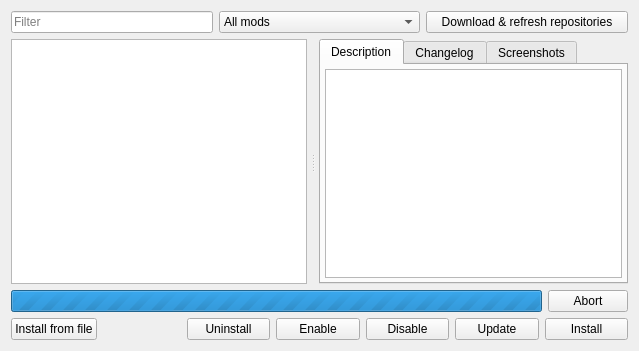
Above: launcher/modManager/cmodlistview_moc.ui from vcmi/vcmi before the change. Below: the same form after it.
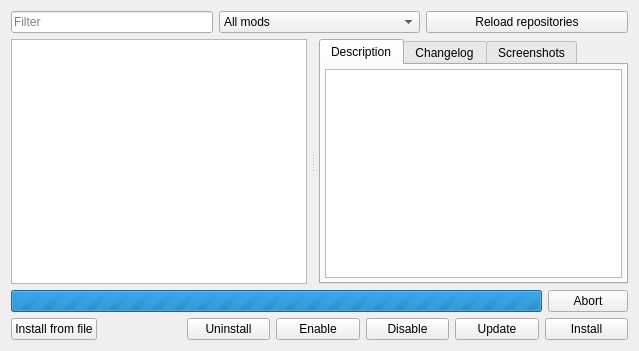
That is the form after the change. Icons and pictures are not drawn.

Commit message: Shorten text to fit better on mobile systems

```diff
--- a/launcher/modManager/cmodlistview_moc.ui
+++ b/launcher/modManager/cmodlistview_moc.ui
@@ -102,7 +102,7 @@
         </sizepolicy>
        </property>
        <property name="text">
-        <string>Download &amp;&amp; refresh repositories</string>
+        <string>Reload repositories</string>
        </property>
       </widget>
      </item>
```
